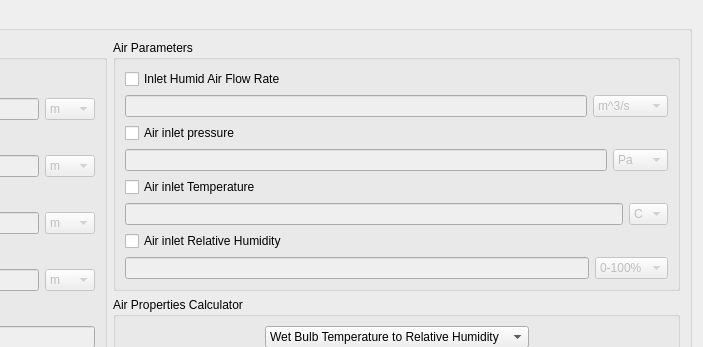
Qt form ui_files/Microchannel_parametric.ui (OmarZaki96/EGSim) before a commit; both pictures show x 483 to 1186 and y 0 to 347 of the 1186 by 762 pixel window.
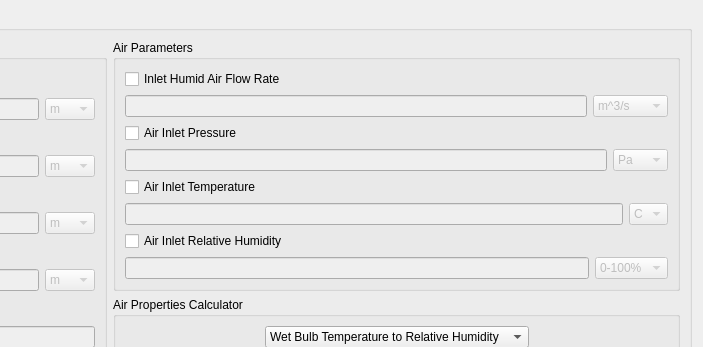
The same form after that commit.

Diff of the .ui file:
```diff
--- a/ui_files/Microchannel_parametric.ui
+++ b/ui_files/Microchannel_parametric.ui
@@ -540,7 +540,7 @@
              <item>
               <widget class="QCheckBox" name="Air_Pressure_check">
                <property name="text">
-                <string>Air inlet pressure</string>
+                <string>Air Inlet Pressure</string>
                </property>
               </widget>
              </item>
@@ -599,7 +599,7 @@
              <item>
               <widget class="QCheckBox" name="Air_Temperature_check">
                <property name="text">
-                <string>Air inlet Temperature</string>
+                <string>Air Inlet Temperature</string>
                </property>
               </widget>
              </item>
@@ -643,7 +643,7 @@
              <item>
               <widget class="QCheckBox" name="Air_RH_check">
                <property name="text">
-                <string>Air inlet Relative Humidity</string>
+                <string>Air Inlet Relative Humidity</string>
                </property>
               </widget>
              </item>
```
